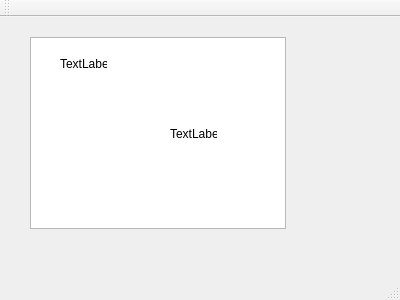
Above: My_annuaire/UI/mainwindow.ui from Yedd-Yedd/My_annuaire before the change. Below: the same form after it.
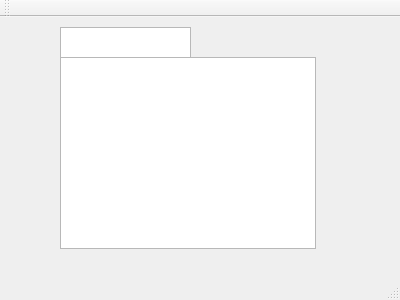
That is the form after the change.

What changed in the file:
```diff
--- a/My_annuaire/UI/mainwindow.ui
+++ b/My_annuaire/UI/mainwindow.ui
@@ -17,37 +17,21 @@
    <widget class="QListView" name="listView">
     <property name="geometry">
      <rect>
-      <x>30</x>
-      <y>20</y>
+      <x>60</x>
+      <y>40</y>
       <width>256</width>
       <height>192</height>
      </rect>
     </property>
    </widget>
-   <widget class="QLabel" name="label">
+   <widget class="QTextEdit" name="textEdit">
     <property name="geometry">
      <rect>
       <x>60</x>
-      <y>40</y>
-      <width>47</width>
-      <height>13</height>
+      <y>10</y>
+      <width>131</width>
+      <height>31</height>
      </rect>
-    </property>
-    <property name="text">
-     <string>TextLabel</string>
-    </property>
-   </widget>
-   <widget class="QLabel" name="label_2">
-    <property name="geometry">
-     <rect>
-      <x>170</x>
-      <y>110</y>
-      <width>47</width>
-      <height>13</height>
-     </rect>
-    </property>
-    <property name="text">
-     <string>TextLabel</string>
     </property>
    </widget>
   </widget>
```
